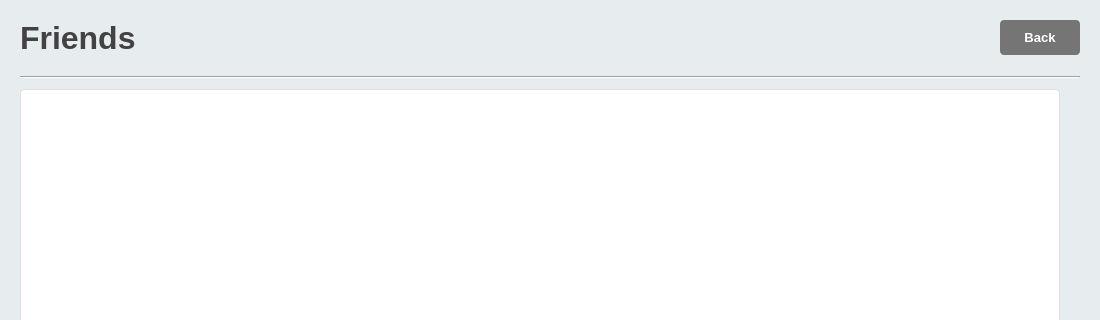
This is src/desktop-client/client-404/ui/viewfilespage.ui in ElliceNels/fourohfour as Qt 5 draws it before an edit; both pictures show x 0 to 1100 and y 0 to 320 of the 1100 by 700 pixel window. The edited form follows.
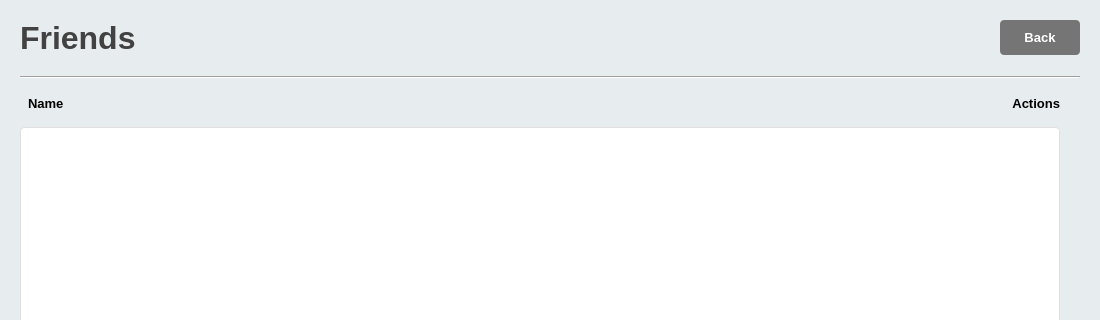
This is the edited form. The open tabs and pages were chosen to show the change. Icons and pictures are not drawn.

Commit message: remove friends functionality

Patch:
```diff
--- a/src/desktop-client/client-404/ui/viewfilespage.ui
+++ b/src/desktop-client/client-404/ui/viewfilespage.ui
@@ -1086,6 +1086,73 @@
          </property>
         </widget>
        </item>
+       <item>
+        <layout class="QHBoxLayout" name="friendsHeaderLayout">
+         <property name="spacing">
+          <number>70</number>
+         </property>
+         <property name="leftMargin">
+          <number>8</number>
+         </property>
+         <property name="topMargin">
+          <number>4</number>
+         </property>
+         <property name="rightMargin">
+          <number>20</number> <!-- Increased from 8 to 20 to provide more space -->
+         </property>
+         <property name="bottomMargin">
+          <number>4</number>
+         </property>
+         <item>
+          <widget class="QLabel" name="friendsNameLabel">
+           <property name="font">
+            <font>
+             <pointsize>10</pointsize>
+             <bold>true</bold>
+            </font>
+           </property>
+           <property name="text">
+            <string>Name</string>
+           </property>
+           <property name="fixedWidth" stdset="0">
+            <number>400</number>
+           </property>
+          </widget>
+         </item>
+         <item>
+          <spacer name="friendsHeaderSpacer">
+           <property name="orientation">
+            <enum>Qt::Orientation::Horizontal</enum>
+           </property>
+           <property name="sizeHint" stdset="0">
+            <size>
+             <width>40</width>
+             <height>20</height>
+            </size>
+           </property>
+          </spacer>
+         </item>
+         <item>
+          <widget class="QLabel" name="friendsActionsLabel">
+           <property name="font">
+            <font>
+             <pointsize>10</pointsize>
+             <bold>true</bold>
+            </font>
+           </property>
+           <property name="text">
+            <string>Actions</string>
+           </property>
+           <property name="fixedWidth" stdset="0">
+            <number>100</number> <!-- Increased from 80 to 100 -->
+           </property>
+           <property name="alignment">
+            <set>Qt::AlignRight|Qt::AlignVCenter</set> <!-- Added right alignment -->
+           </property>
+          </widget>
+         </item>
+        </layout>
+       </item>
        <item>
         <layout class="QHBoxLayout" name="friendsContentLayout">
          <property name="spacing">
```
Left out of the diff: 2 changed lines with no effect on the pictures. The commit also changes 2 other files.
